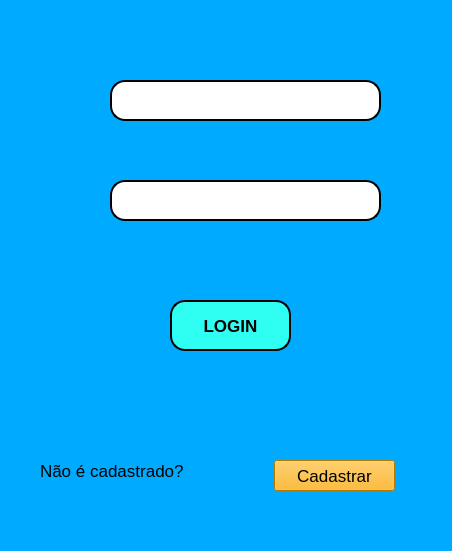
Old version of the form primeira_tela.ui in the repository JoaoGovedise/chat-python.
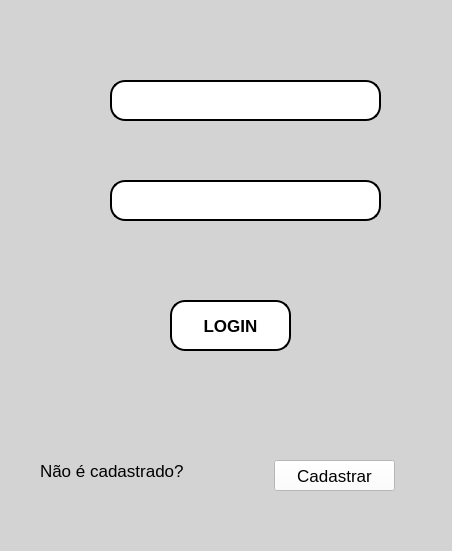
New version of the form. Icons and pictures are not drawn.

```diff
--- a/primeira_tela.ui
+++ b/primeira_tela.ui
@@ -14,7 +14,7 @@
    <string>MainWindow</string>
   </property>
   <property name="styleSheet">
-   <string notr="true">background-color: rgb(0, 170, 255);</string>
+   <string notr="true">background-color: rgb(211, 211, 211);</string>
   </property>
   <widget class="QWidget" name="centralwidget">
    <widget class="QPushButton" name="pushButton">
@@ -34,7 +34,7 @@
      </font>
     </property>
     <property name="styleSheet">
-     <string notr="true">background-color: rgb(46, 255, 242);
+     <string notr="true">background-color: rgb(255, 255, 255);
 border-style: outset;
 border-width: 2px;
 border-radius: 15px;
@@ -116,7 +116,7 @@
      </font>
     </property>
     <property name="styleSheet">
-     <string notr="true">background-color: rgb(255, 170, 0);</string>
+     <string notr="true">background-color: rgb(255, 255, 255);</string>
     </property>
     <property name="text">
      <string>Cadastrar</string>
@@ -169,7 +169,7 @@
      </font>
     </property>
     <property name="styleSheet">
-     <string notr="true">color: rgb(255, 255, 127);</string>
+     <string notr="true">color: rgb(247, 41, 41);</string>
     </property>
     <property name="text">
      <string/>
```
